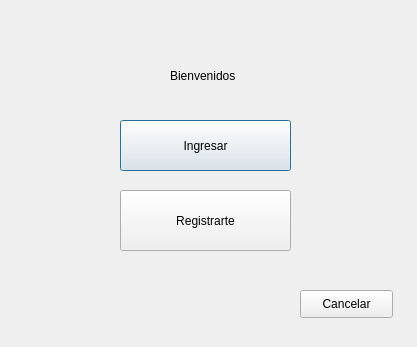
Qt form interfaz_grafica/interfaz_grafica/Interfaz grafica.ui (Lauren0407/proyecto_final_info_2) before a commit.
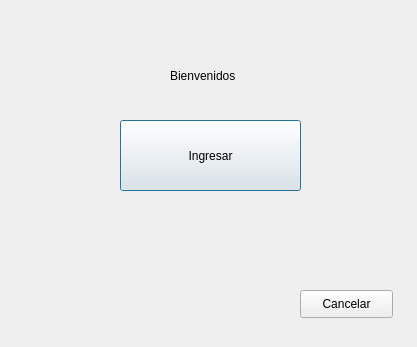
The same form after that commit.

```diff
--- a/interfaz_grafica/interfaz_grafica/Interfaz grafica.ui
+++ b/interfaz_grafica/interfaz_grafica/Interfaz grafica.ui
@@ -18,27 +18,14 @@
     <rect>
      <x>120</x>
      <y>120</y>
-     <width>171</width>
-     <height>51</height>
+     <width>181</width>
+     <height>71</height>
     </rect>
    </property>
    <property name="text">
     <string>Ingresar</string>
    </property>
   </widget>
-  <widget class="QPushButton" name="boton_registro">
-   <property name="geometry">
-    <rect>
-     <x>120</x>
-     <y>190</y>
-     <width>171</width>
-     <height>61</height>
-    </rect>
-   </property>
-   <property name="text">
-    <string>Registrarte</string>
-   </property>
-  </widget>
   <widget class="QPushButton" name="boton_cancelar">
    <property name="geometry">
     <rect>
```
Left out of the diff: 2 changed lines with no effect on the pictures.
